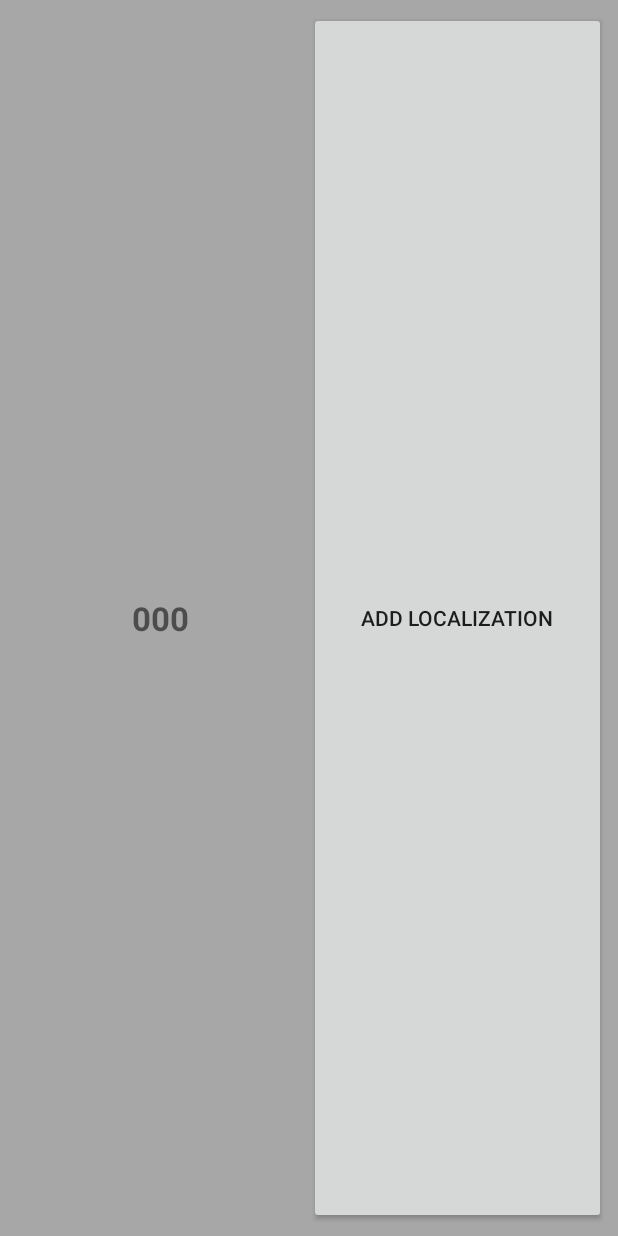
After one commit to Wiklos/WhereIsMyCar, an Android app: the layout simple_widget.xml on its own in the app's theme, with its tools: preview values and no code run, on a phone screen of 412 x 824 dp. The commit adds this screen. Run offline under Robolectric (Android 15) with nearby library versions, the phone set to English and light mode, and no system bars.

Commit message:
Simple test widget.

```diff
--- a/app/src/main/java/pawel/wiklo/whereismycar/DetailedInfo.java
+++ b/app/src/main/java/pawel/wiklo/whereismycar/DetailedInfo.java
@@ -288,7 +288,7 @@ public class DetailedInfo extends FragmentActivity implements OnMapReadyCallback
         String output = "json";
 
         // Building the url to the web service
-        String url = "https://maps.googleapis.com/maps/api/directions/" + output + "?" + parameters + "&key=" + "KEY";
+        String url = "https://maps.googleapis.com/maps/api/directions/" + output + "?" + parameters + "&key=" + "AIzaSyDixUmKv8lOvOs0NnhG0lVuBxe3TrlIUmU \t";
 
         return url;
     }
--- /dev/null
+++ b/app/src/main/res/layout/simple_widget.xml
@@ -0,0 +1,27 @@
+<LinearLayout xmlns:android="http://schemas.android.com/apk/res/android"
+    android:orientation="horizontal"
+    android:layout_width="match_parent"
+    android:layout_height="match_parent"
+    android:padding="@dimen/widget_margin"
+    android:background="#55000000">
+
+
+
+    <TextView
+        android:id="@+id/textView"
+        android:layout_width="0dp"
+        android:layout_height="match_parent"
+        android:layout_weight="1"
+        android:gravity="center"
+        android:text="000"
+        android:textSize="@dimen/abc_text_size_large_material"
+        android:textStyle="bold"/>
+
+    <Button
+        android:id="@+id/actionButton"
+        android:layout_width="0dp"
+        android:layout_height="match_parent"
+        android:layout_weight="1"
+        android:text="Add Localization"/>
+
+</LinearLayout>
--- /dev/null
+++ b/app/src/main/res/values/dimens.xml
@@ -0,0 +1,4 @@
+<?xml version="1.0" encoding="utf-8"?>
+<resources>
+    <dimen name="widget_margin">8dp</dimen>
+</resources>
```
Also changed, not shown: app/src/main/AndroidManifest.xml (+8 -0 lines), app/src/main/java/pawel/wiklo/whereismycar/SimpleWidgetProvider.java (added, +38 -0 lines), app/src/main/java/pawel/wiklo/whereismycar/StartActivity.java (+11 -19 lines), app/src/main/res/xml/simple_widget_info.xml (added, +8 -0 lines).
